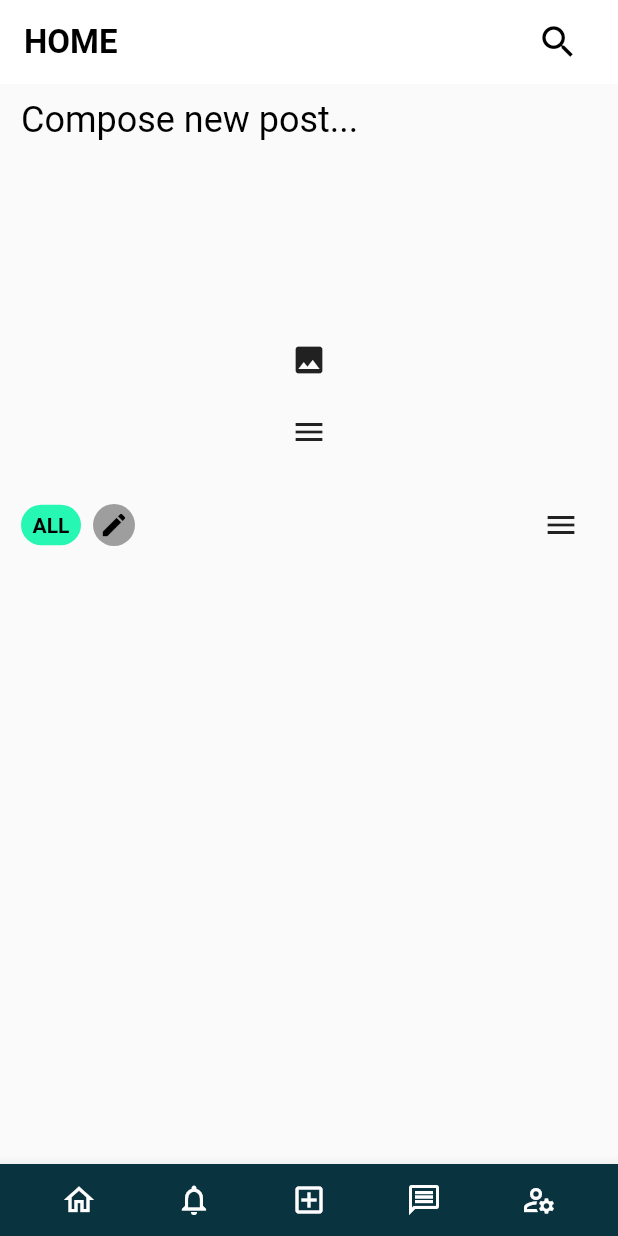
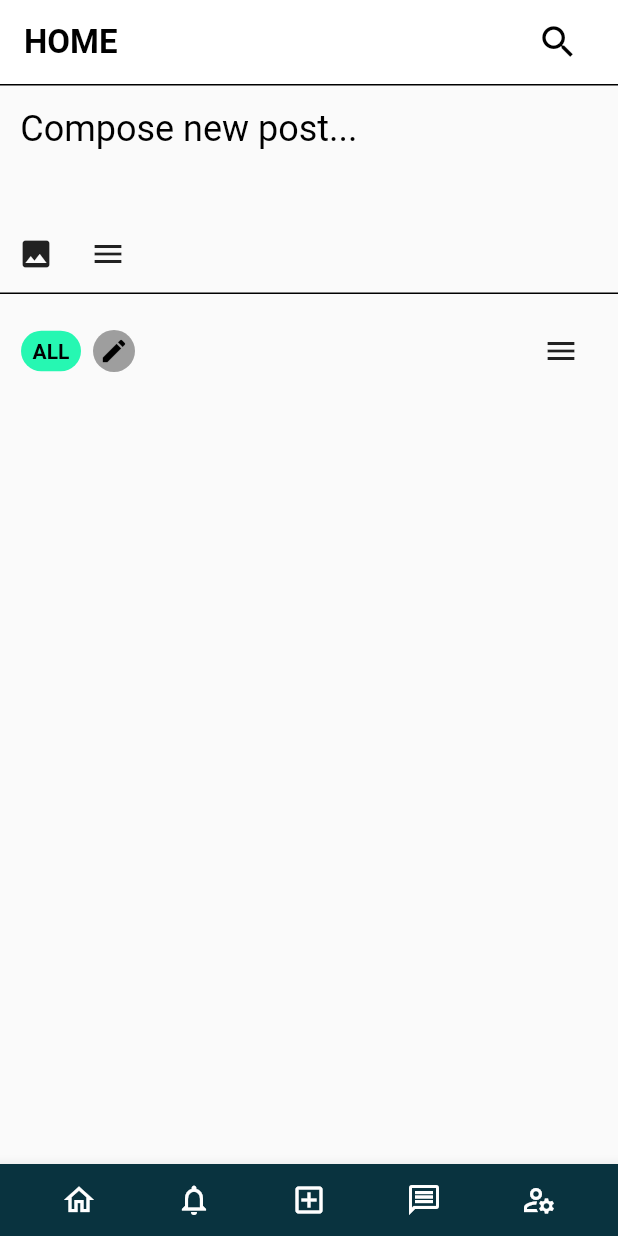
Before and after one commit to Caivy/Myfan, a Flutter app: the screen it shows after launch, on a phone screen of 412 x 824 dp. Run offline on Flutter 3.47's test engine with Material 2 defaults, Android fonts, the phone set to English and light mode, and no system bars.

Commit message:
Create_Posts widget now work

```diff
--- a/lib/main.dart
+++ b/lib/main.dart
@@ -1,4 +1,5 @@
 import 'package:flutter/material.dart';
+// ignore: unused_import
 import 'package:myfan/models/hexToColor_models.dart';
 import 'package:myfan/screen/home_screen.dart';
 
--- a/lib/screen/home_screen.dart
+++ b/lib/screen/home_screen.dart
@@ -46,6 +46,7 @@ class _homeScreenState extends State<homeScreen> {
         children: [
           createPost(),
           allWidgets(),
+
         ],
       ),
       bottomNavigationBar: bottomAppBar(),
--- a/lib/widgets/all_widgets.dart
+++ b/lib/widgets/all_widgets.dart
@@ -58,7 +58,6 @@ class allWidgets extends StatelessWidget {
             ],
           ),
           // Padding(padding: EdgeInsets.all(8.0)),
-
           SizedBox(
               child: IconButton(
                   onPressed: () {},
--- a/lib/widgets/create_post_widgets.dart
+++ b/lib/widgets/create_post_widgets.dart
@@ -14,12 +14,27 @@ class _createPostState extends State<createPost> {
   Widget build(BuildContext context) {
     return Column(
       children: [
-        Padding(
-          padding: const EdgeInsets.only(
-              left: 14.0, top: 10.0),
-          child: Container(
-            width: 428,
-            height: 150,
+        Container(
+          height: 140,
+          decoration: BoxDecoration(
+              border: Border(
+                  bottom: BorderSide(width: 1),
+                  top: BorderSide(
+                    width: 1,
+                  ))),
+          child: Column(
+            children: [
+              Row(
+                children: [
+                  Align(
+                    alignment:
+                        Alignment.centerLeft,
+                    child: Padding(
+                      padding:
+                          const EdgeInsets.only(
+                              top: 15,
+                              left: 13.5,
+                              bottom: 45.0),
                       child: Text(
                         "Compose new post...",
                         style: TextStyle(
@@ -29,6 +44,10 @@ class _createPostState extends State<createPost> {
                       ),
                     ),
                   ),
+                ],
+              ),
+              Row(
+                children: [
                   SizedBox(
                     child: IconButton(
                         onPressed: () {},
@@ -38,7 +57,12 @@ class _createPostState extends State<createPost> {
                     child: IconButton(
                         onPressed: () {},
                         icon: Icon(Icons.menu)),
-        )
+                  ),
+                ],
+              ),
+            ],
+          ),
+        ),
       ],
     );
   }
--- /dev/null
+++ b/lib/widgets/posts_widgets.dart
@@ -0,0 +1,19 @@
+import 'package:flutter/material.dart';
+
+class Posts extends StatefulWidget {
+  const Posts({Key? key}) : super(key: key);
+
+  @override
+  _PostsState createState() => _PostsState();
+}
+
+class _PostsState extends State<Posts> {
+  @override
+  Widget build(BuildContext context) {
+    return Column(
+      children: <Widget>[
+        Container(height: ,)
+      ],
+    );
+  }
+}
```
Lines whose indentation alone changed are shown as unchanged.
